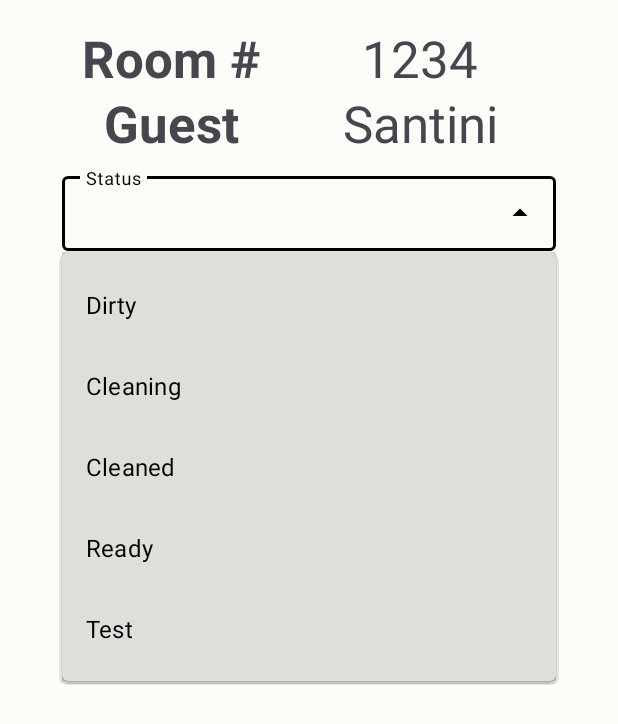
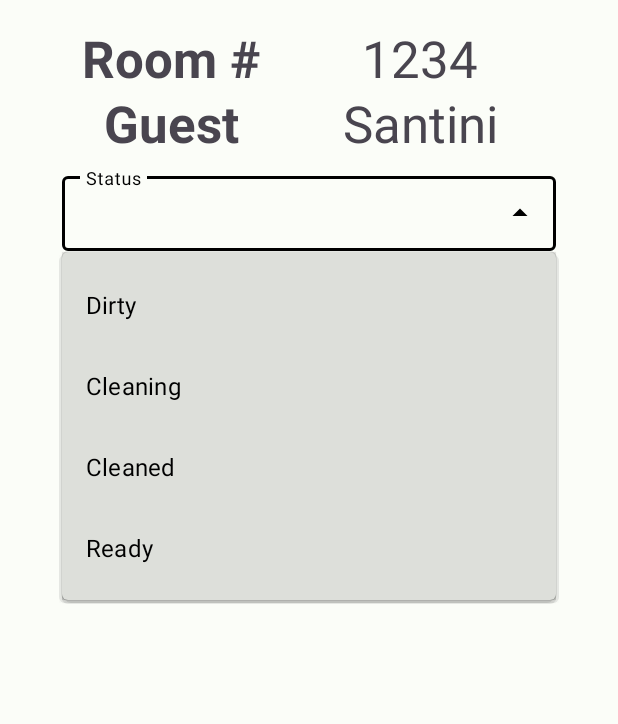
Before and after one commit to JuryAndrea/Project_Housekeeper, an Android app: the fragment RoomFragment shown on its own in the app's theme, after a tap on an icon or button, on a phone screen of 412 x 824 dp. Shown: the top 724 px of the screen. Run offline under Robolectric (Android 15) with nearby library versions, the phone set to English and light mode, and no system bars.

Commit message:
removed unnecessary test in status

```diff
--- a/app/src/main/java/com/example/stepappv6/ui/Room/RoomFragment.java
+++ b/app/src/main/java/com/example/stepappv6/ui/Room/RoomFragment.java
@@ -41,7 +41,7 @@ public class RoomFragment extends Fragment {
         binding = FragmentRoomBinding.inflate(inflater, container, false);
         View root = binding.getRoot();
 
-        String[] status = new String[]{"Dirty", "Cleaning", "Cleaned", "Ready", "Test"};
+        String[] status = new String[]{"Dirty", "Cleaning", "Cleaned", "Ready"};
         ArrayAdapter<String> arrayAdapter = new ArrayAdapter<>(getContext(), R.layout.dropdown_item, status);
 
         AutoCompleteTextView autoCompleteTextView = root.findViewById(R.id.filled);
--- a/app/src/main/res/layout/fragment_room.xml
+++ b/app/src/main/res/layout/fragment_room.xml
@@ -104,7 +104,6 @@
                 android:layout_width="match_parent"
                 android:layout_height="50dp"
                 android:inputType="none">
-
             </AutoCompleteTextView>
 
         </com.google.android.material.textfield.TextInputLayout>
```
